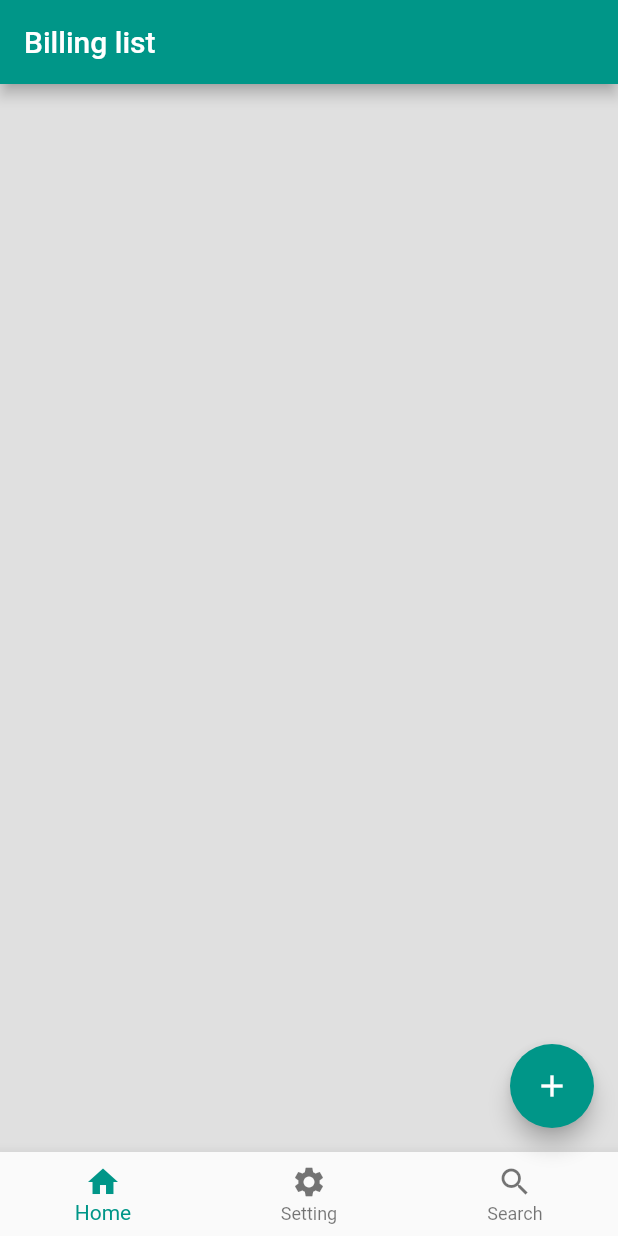
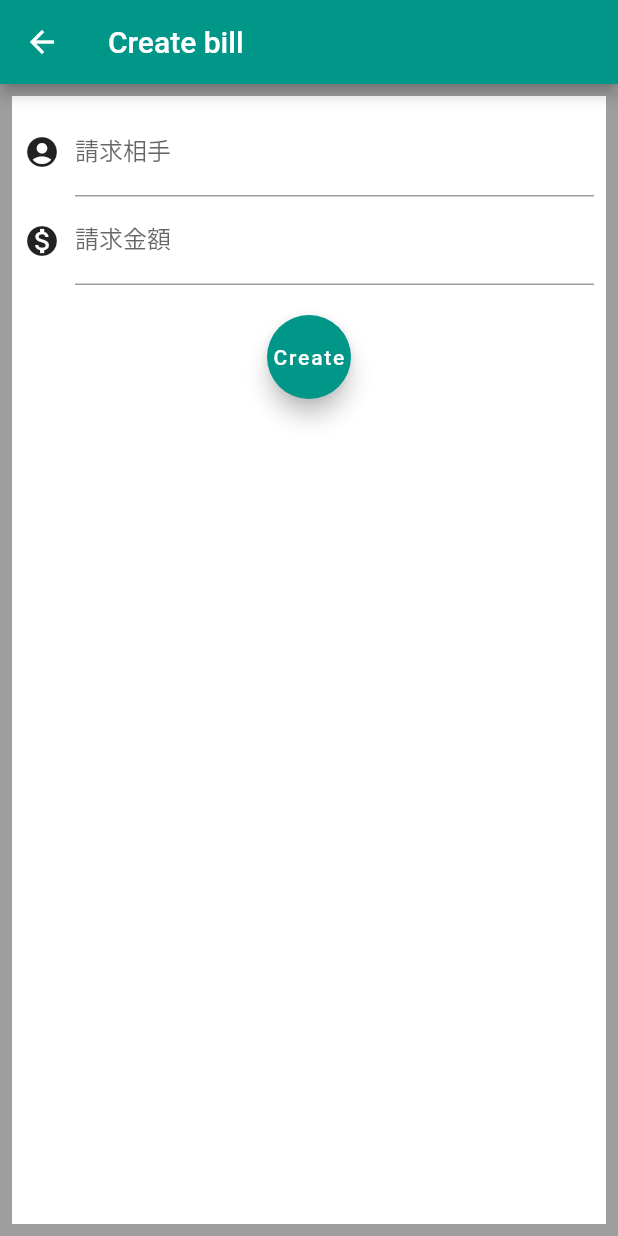
Before and after one commit to N-Yosh/BillApp, a Flutter app: the screen it shows after launch, after a tap on the "add" icon, on a phone screen of 412 x 824 dp. Run offline on Flutter 3.47's test engine with Material 2 defaults, Android fonts, the phone set to English and light mode, and no system bars.

Commit message:
billクラス見直し createBillクラスの作成開始 mainからhome画面クラスの分離

```diff
--- a/lib/bill.dart
+++ b/lib/bill.dart
@@ -1,21 +1,19 @@
 import 'dart:core';
 
 class Bill {
-  bill(String personName, double money, DateTime occurrenceDay,
-      DateTime paymentDay) {
-    this.person = personName;
-    this.money = money;
-    this.occurrenceDay = occurrenceDay;
-    this.paymentDay = paymentDay;
-    this.createdDay = DateTime.now();
+  //コンストラクタ
+  Bill(this.person,this.money){
+    createdDay=DateTime.now();
   }
 
+  //変数
   String person;
   double money;
   DateTime createdDay;
 
   DateTime occurrenceDay;
   DateTime paymentDay;
+  String memo;
 
   bool collectionCompleted = false;
   DateTime collectedDay;
--- a/lib/create_bill.dart
+++ b/lib/create_bill.dart
@@ -1,20 +1,60 @@
-import 'package:bill_app/main_model.dart';
+import 'package:bill_app/home_model.dart';
 import 'package:flutter/cupertino.dart';
 import 'package:flutter/material.dart';
 import 'package:provider/provider.dart';
 
-class MyApp extends StatelessWidget {
+import 'bill.dart';
+
+class CreateBill extends StatelessWidget {
   @override
   Widget build(BuildContext context) {
-    return MaterialApp(
-      title: 'Bill App',
-      theme: ThemeData(
-        primarySwatch: Colors.teal,
-        visualDensity: VisualDensity.adaptivePlatformDensity,
+    return Scaffold(
+      appBar: AppBar(
+        title: Text('Create bill'),
       ),
-      home: Scaffold(
-        appBar: AppBar(),
-        body: Column(),
+      body: Container(
+        color: Colors.grey,
+        padding: const EdgeInsets.all(8.0),
+        child: Container(
+          color: Colors.white,
+          padding: const EdgeInsets.all(8.0),
+          child: Column(
+            children: [
+              Row(
+                children: [
+                  Icon(Icons.account_circle),
+                  Padding(
+                    padding: EdgeInsets.only(left: 10),
+                  ),
+                  Flexible(
+                    child: TextFormField(
+                      decoration: InputDecoration(labelText: '請求相手'),
+                    ),
+                  ),
+                ],
+              ),
+              Row(
+                children: [
+                  Icon(Icons.monetization_on),
+                  Padding(
+                    padding: EdgeInsets.only(left: 10),
+                  ),
+                  Flexible(
+                    child: TextFormField(
+                      decoration: InputDecoration(labelText: '請求金額'),
+                    ),
+                  ),
+                ],
+              ),
+              Padding(
+                padding: EdgeInsets.only(top: 20),
+              ),
+              FloatingActionButton(child: Text('Create'), onPressed: () {
+                var newBill=new Bill();
+              }),
+            ],
+          ),
+        ),
       ),
     );
   }
--- /dev/null
+++ b/lib/home.dart
@@ -0,0 +1,47 @@
+import 'package:bill_app/create_bill.dart';
+import 'package:bill_app/home_model.dart';
+import 'package:flutter/material.dart';
+import 'package:provider/provider.dart';
+
+class Home extends StatelessWidget {
+  @override
+  Widget build(BuildContext context) {
+    return ChangeNotifierProvider<HomeModel>(
+      create: (context) => HomeModel(),
+      child: Scaffold(
+        appBar: AppBar(
+          title: Text('Billing list'),
+          actions: [
+            IconButton(icon: Icon(Icons.add),onPressed: (){
+              Navigator.push(
+                context,
+                MaterialPageRoute(builder: (context) => CreateBill()),
+              );
+            },)
+          ],
+        ),
+        body: Consumer<HomeModel>(
+          builder: (context, model, child) {
+
+            final listTiles = model.bills
+                .map(
+                  (e) => ListTile(
+                    leading: Text('￥' + e.money.toString()),
+                    title: Text(e.person),
+                    subtitle: Text('支払予定 ' + e.paymentDay.toString()),
+                  ),
+                )
+                .toList();
+
+            return Container(
+              color: Colors.grey[300],
+              child: ListView(
+                children: listTiles,
+              ),
+            );
+          },
+        ),
+      ),
+    );
+  }
+}
--- a/lib/main_model.dart
+++ b/lib/home_model.dart
@@ -1,7 +1,7 @@
 import 'package:flutter/material.dart';
 import 'bill.dart';
 
-class MainModel extends ChangeNotifier{
+class HomeModel extends ChangeNotifier{
   List<Bill> bills =[];
 
 }
--- a/lib/main.dart
+++ b/lib/main.dart
@@ -1,4 +1,5 @@
-import 'package:bill_app/main_model.dart';
+import 'package:bill_app/create_bill.dart';
+import 'package:bill_app/home.dart';
 import 'package:flutter/cupertino.dart';
 import 'package:flutter/material.dart';
 import 'package:provider/provider.dart';
@@ -16,55 +17,23 @@ class MyApp extends StatelessWidget {
         primarySwatch: Colors.teal,
         visualDensity: VisualDensity.adaptivePlatformDensity,
       ),
-      home: ChangeNotifierProvider<MainModel>(
-        create: (context) => MainModel(),
-        child: Scaffold(
-          appBar: AppBar(
-            title: Text('Billing list'),
-          ),
-          body: Consumer<MainModel>(
-            builder: (context, model, child) {
-
-              final listTiles = model.bills
-                  .map(
-                    (e) => ListTile(
-                      leading: Text('￥' + e.money.toString()),
-                      title: Text(e.person),
-                      subtitle: Text('支払予定 ' + e.paymentDay.toString()),
-                    ),
-                  )
-                  .toList();
-
-              return Container(
-                color: Colors.grey[300],
-                child: ListView(
-                  children: listTiles,
-                ),
-              );
-            },
-          ),
-          floatingActionButton: FloatingActionButton(
-            onPressed: (){
-              //todo
-            },
-            child: Icon(Icons.add),
-          ),
+      home: Scaffold(
+        body: Home(),
         bottomNavigationBar: BottomNavigationBar(
           items: const <BottomNavigationBarItem>[
             BottomNavigationBarItem(
               icon: Icon(Icons.home),
-                title: Text('Home'),
+              label: 'Home',
             ),
             BottomNavigationBarItem(
               icon: Icon(Icons.settings),
-                title: Text('Setting'),
+              label: 'Setting',
             ),
             BottomNavigationBarItem(
               icon: Icon(Icons.search),
-                title: Text('Search'),
+              label: 'Search',
             ),
           ],
-          ),
         ),
       ),
     );
```
Lines whose indentation alone changed are shown as unchanged.
